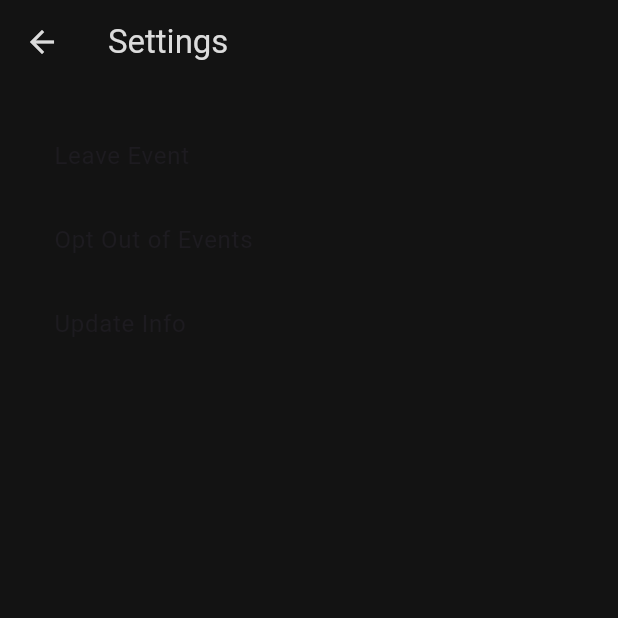
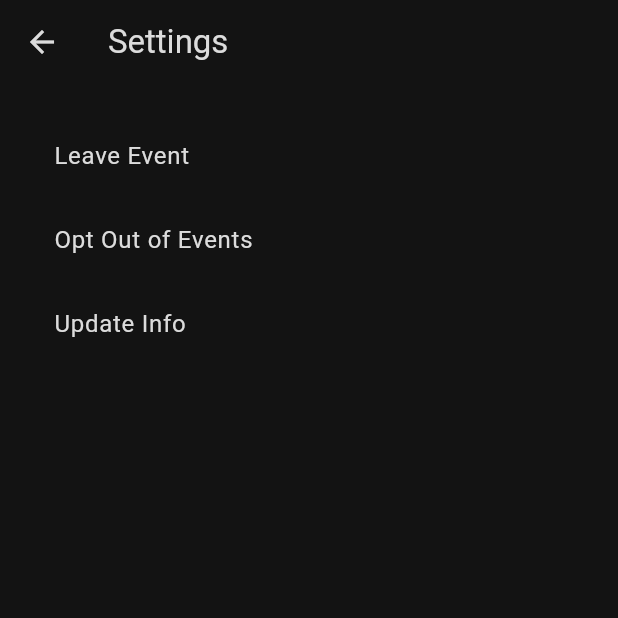
Before and after one commit to dann634/pubapp, a Flutter app: the EventScreen screen opened directly, after a tap on the "settings" icon, on a phone screen of 412 x 824 dp, the top half of it. Run offline on Flutter 3.47's test engine with Material 3 defaults, Android fonts, the phone set to English and light mode, and no system bars; our stand-ins replace flutter_secure_storage, flutter_svg, shared_preferences; accounts and stored records are empty.

Commit message:
Text colour updated for settings of events tab,

```diff
--- a/lib/event.dart
+++ b/lib/event.dart
@@ -87,7 +87,7 @@ class _EventScreenState extends State<EventScreen> {
                       checkProfile(); // Refresh the screen after leaving the event
                     },
                     onOptOut: () async {
-                      await updateBACProfile(false, null, null);
+                      await deleteBACProfile();
                       checkProfile(); // Refresh the screen after opting out
                     },
                     onUpdateInfo: (weight, gender) async {
@@ -369,14 +369,17 @@ class SettingsWidget extends StatelessWidget {
         children: [
           ListTile(
             title: const Text("Leave Event"),
+            textColor: DEFAULT_WHITE,
             onTap: onLeaveEvent,
           ),
           ListTile(
             title: const Text("Opt Out of Events"),
+            textColor: DEFAULT_WHITE,
             onTap: onOptOut,
           ),
           ListTile(
             title: const Text("Update Info"),
+            textColor: DEFAULT_WHITE,
             onTap: () {
               Navigator.push(
                 context,
```
